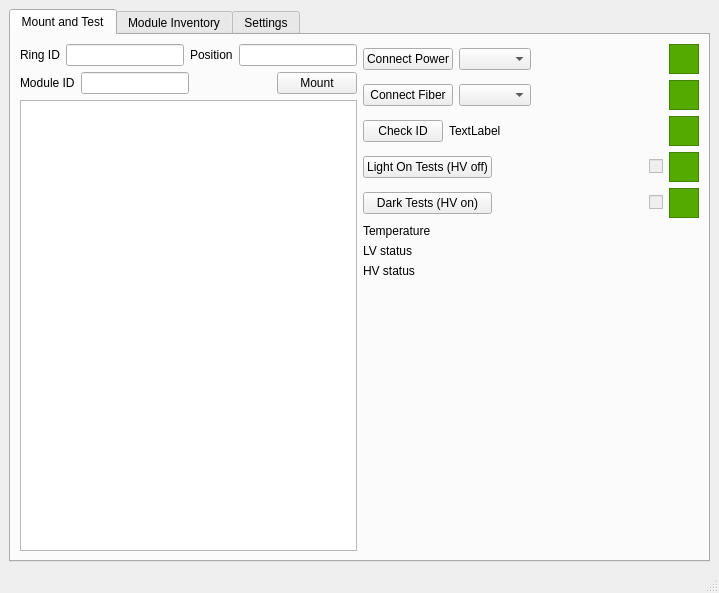
First picture: the form in ui/integration.ui, repository pisaoutertracker/integration_tools, before the edit.
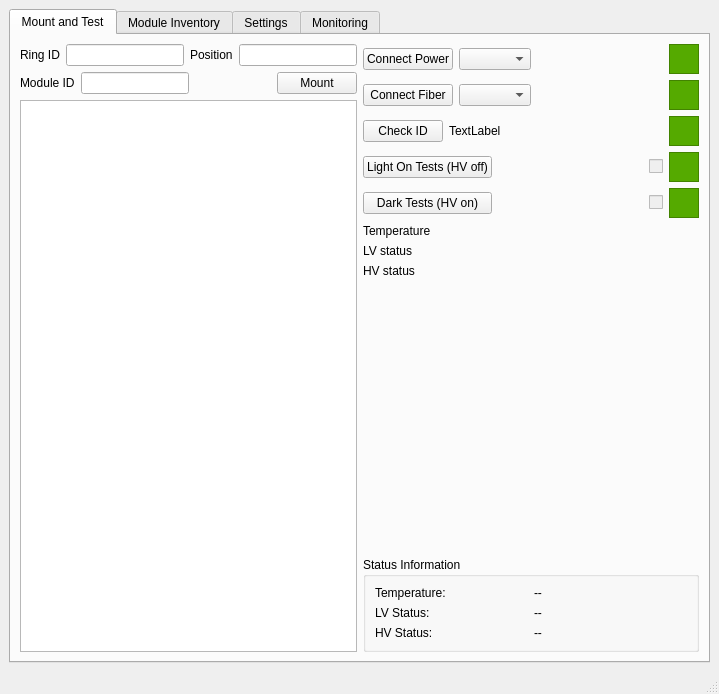
Second picture: the form after the edit. The open tabs and pages were chosen to show the change.

Commit message: add caen control and thermal camera

What changed in the file:
```diff
--- a/ui/integration.ui
+++ b/ui/integration.ui
@@ -379,6 +379,57 @@
               </property>
              </spacer>
             </item>
+            <item>
+              <widget class="QGroupBox" name="statusGroupBox">
+                <property name="title">
+                  <string>Status Information</string>
+                </property>
+                <layout class="QGridLayout" name="statusLayout">
+                  <item row="0" column="0">
+                    <widget class="QLabel" name="temperatureLabel">
+                      <property name="text">
+                        <string>Temperature:</string>
+                      </property>
+                    </widget>
+                  </item>
+                  <item row="0" column="1">
+                    <widget class="QLabel" name="temperatureValueLabel">
+                      <property name="text">
+                        <string>--</string>
+                      </property>
+                    </widget>
+                  </item>
+                  <item row="1" column="0">
+                    <widget class="QLabel" name="lvStatusLabel">
+                      <property name="text">
+                        <string>LV Status:</string>
+                      </property>
+                    </widget>
+                  </item>
+                  <item row="1" column="1">
+                    <widget class="QLabel" name="lvStatusValueLabel">
+                      <property name="text">
+                        <string>--</string>
+                      </property>
+                    </widget>
+                  </item>
+                  <item row="2" column="0">
+                    <widget class="QLabel" name="hvStatusLabel">
+                      <property name="text">
+                        <string>HV Status:</string>
+                      </property>
+                    </widget>
+                  </item>
+                  <item row="2" column="1">
+                    <widget class="QLabel" name="hvStatusValueLabel">
+                      <property name="text">
+                        <string>--</string>
+                      </property>
+                    </widget>
+                  </item>
+                </layout>
+              </widget>
+            </item>
            </layout>
           </item>
          </layout>
@@ -567,6 +618,45 @@
         <string>Settings</string>
        </attribute>
       </widget>
+      <widget class="QWidget" name="tab_4">
+       <attribute name="title">
+        <string>Monitoring</string>
+       </attribute>
+       <layout class="QVBoxLayout" name="verticalLayout_4">
+         <item>
+           <widget class="QWidget" name="plotWidget" native="true">
+             <property name="sizePolicy">
+               <sizepolicy hsizetype="Expanding" vsizetype="Expanding">
+                 <horstretch>0</horstretch>
+                 <verstretch>0</verstretch>
+               </sizepolicy>
+             </property>
+             <property name="minimumSize">
+              <size>
+               <width>600</width>
+               <height>400</height>
+              </size>
+             </property>
+           </widget>
+         </item>
+         <item>
+           <widget class="QWidget" name="caenWidget" native="true">
+             <property name="sizePolicy">
+               <sizepolicy hsizetype="Expanding" vsizetype="Preferred">
+                 <horstretch>0</horstretch>
+                 <verstretch>0</verstretch>
+               </sizepolicy>
+             </property>
+             <property name="minimumSize">
+              <size>
+               <width>600</width>
+               <height>200</height>
+              </size>
+             </property>
+           </widget>
+         </item>
+       </layout>
+      </widget>
      </widget>
     </item>
    </layout>
```
The commit also changes 1 other file.
